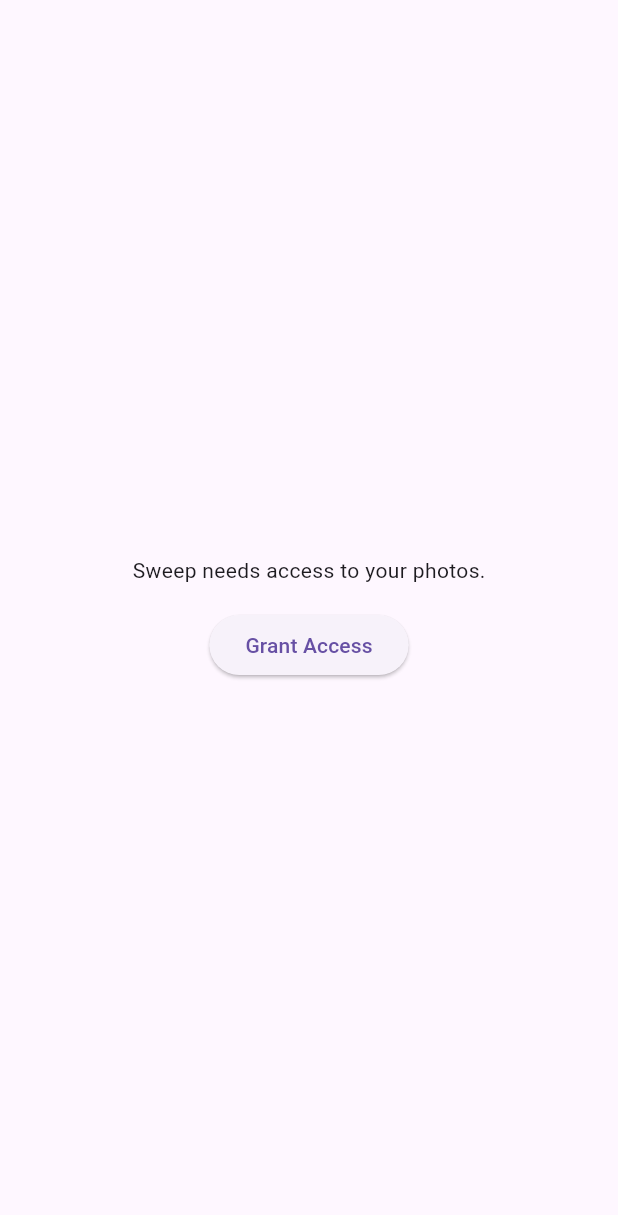
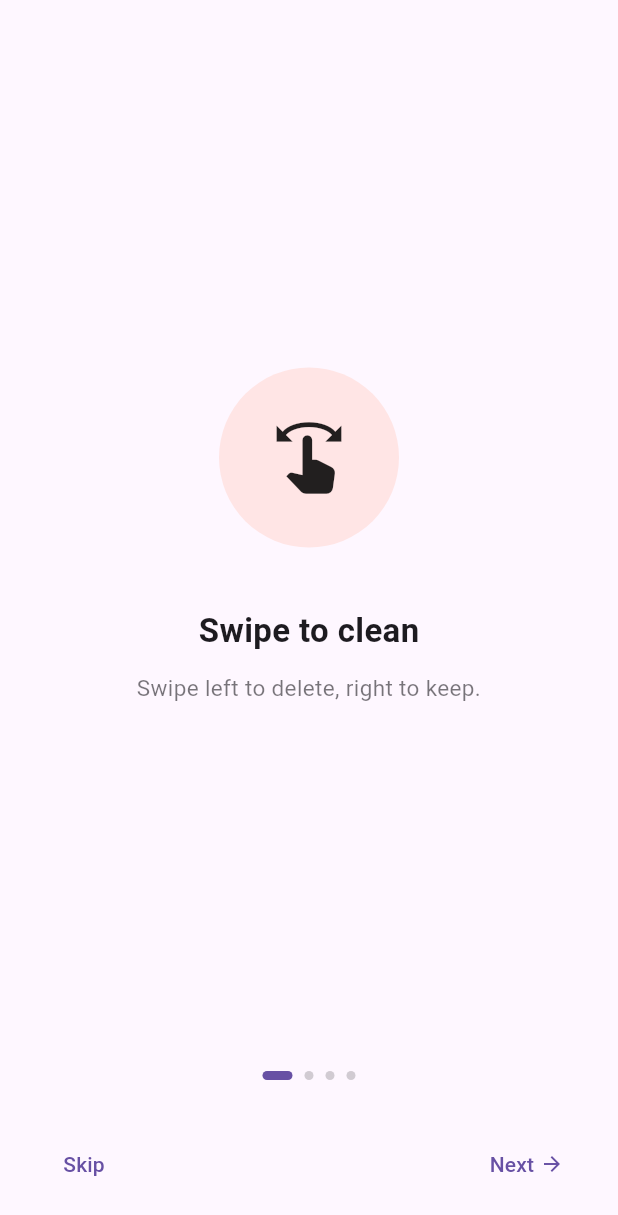
Before and after one commit to Rexaintreal/sweep, a Flutter app: the screen it shows after launch, on a phone screen of 412 x 824 dp. Shown: the top 1215 px of the screen. Run offline on Flutter 3.47's test engine with Material 3 defaults, Android fonts, the phone set to English and light mode, and no system bars; our stand-ins replace flutter_card_swiper, shared_preferences; missing offline and left inert: photo_manager, photo_manager_image_provider.

Commit message:
Added onboarding pages with steps and guide with shared_preferences

```diff
--- a/lib/main.dart
+++ b/lib/main.dart
@@ -1,5 +1,7 @@
 import 'package:flutter/material.dart';
+import 'package:shared_preferences/shared_preferences.dart';
 import 'home_screen.dart';
+import 'onboarding_screen.dart';
 
 void main() {
   runApp(const SweepApp());
@@ -16,7 +18,14 @@ class SweepApp extends StatelessWidget {
       theme: ThemeData.light(useMaterial3: true),
       darkTheme: ThemeData.dark(useMaterial3: true),
       themeMode: ThemeMode.system,
-      home: const HomeScreen(),
+      home: FutureBuilder<SharedPreferences>(
+        future: SharedPreferences.getInstance(),
+        builder: (context, snapshot) {
+          if (!snapshot.hasData) return const SizedBox.shrink();
+          final done = snapshot.data!.getBool('onboarding_done') ?? false;
+          return done ? const HomeScreen() : const OnboardingScreen();
+        },
+      ),
     );
   }
 }
--- /dev/null
+++ b/lib/onboarding_screen.dart
@@ -0,0 +1,201 @@
+import 'package:flutter/material.dart';
+import 'package:shared_preferences/shared_preferences.dart';
+import 'home_screen.dart';
+
+class OnboardingScreen extends StatefulWidget {
+  const OnboardingScreen({super.key});
+
+  @override
+  State<OnboardingScreen> createState() => _OnboardingScreenState();
+}
+
+class _OnboardingScreenState extends State<OnboardingScreen> {
+  final PageController _pageController = PageController();
+  int _currentPage = 0;
+
+  final List<_OnboardingPage> _pages = [
+    _OnboardingPage(
+      title: 'Swipe to clean',
+      subtitle: 'Swipe left to delete, right to keep.',
+      icon: Icons.swipe,
+      color: Color(0xFFFFE5E5),
+    ),
+    _OnboardingPage(
+      title: 'Group by month',
+      subtitle: 'Your photos organized month by month.',
+      icon: Icons.calendar_month_outlined,
+      color: Color(0xFFE5F0FF),
+    ),
+    _OnboardingPage(
+      title: 'Sort your way',
+      subtitle: 'Start with the newest or largest files first.',
+      icon: Icons.sort,
+      color: Color(0xFFFFF8E5),
+    ),
+    _OnboardingPage(
+      title: 'Private & offline',
+      subtitle: 'Your photos never leave your device.',
+      icon: Icons.shield_outlined,
+      color: Color(0xFFE5FFE9),
+    ),
+  ];
+
+  void _next() {
+    if (_currentPage < _pages.length - 1) {
+      _pageController.nextPage(
+        duration: const Duration(milliseconds: 300),
+        curve: Curves.easeInOut,
+      );
+    } else {
+      _finish();
+    }
+  }
+
+  void _skip() {
+    _finish();
+  }
+
+  Future<void> _finish() async {
+    final prefs = await SharedPreferences.getInstance();
+    await prefs.setBool('onboarding_done', true);
+    if (!mounted) return;
+    Navigator.of(context).pushReplacement(
+      MaterialPageRoute(builder: (_) => const HomeScreen()),
+    );
+  }
+
+  @override
+  void dispose() {
+    _pageController.dispose();
+    super.dispose();
+  }
+
+  @override
+  Widget build(BuildContext context) {
+    final bool isLast = _currentPage == _pages.length - 1;
+
+    return Scaffold(
+      body: SafeArea(
+        child: Column(
+          children: [
+            Expanded(
+              child: PageView.builder(
+                controller: _pageController,
+                onPageChanged: (i) => setState(() => _currentPage = i),
+                itemCount: _pages.length,
+                itemBuilder: (context, index) {
+                  final page = _pages[index];
+                  return Padding(
+                    padding: const EdgeInsets.symmetric(horizontal: 32),
+                    child: Column(
+                      mainAxisAlignment: MainAxisAlignment.center,
+                      children: [
+                        Container(
+                          width: 120,
+                          height: 120,
+                          decoration: BoxDecoration(
+                            color: page.color,
+                            shape: BoxShape.circle,
+                          ),
+                          child: Icon(page.icon, size: 52),
+                        ),
+                        const SizedBox(height: 40),
+                        Text(
+                          page.title,
+                          style: const TextStyle(
+                            fontSize: 22,
+                            fontWeight: FontWeight.w600,
+                          ),
+                        ),
+                        const SizedBox(height: 12),
+                        Text(
+                          page.subtitle,
+                          textAlign: TextAlign.center,
+                          style: TextStyle(
+                            fontSize: 15,
+                            color: Theme.of(context)
+                                .colorScheme
+                                .onSurface
+                                // ignore: deprecated_member_use
+                                .withOpacity(0.6),
+                          ),
+                        ),
+                      ],
+                    ),
+                  );
+                },
+              ),
+            ),
+            Row(
+              mainAxisAlignment: MainAxisAlignment.center,
+              children: List.generate(_pages.length, (i) {
+                return AnimatedContainer(
+                  duration: const Duration(milliseconds: 200),
+                  margin: const EdgeInsets.symmetric(horizontal: 4),
+                  width: _currentPage == i ? 20 : 6,
+                  height: 6,
+                  decoration: BoxDecoration(
+                    color: _currentPage == i
+                        ? Theme.of(context).colorScheme.primary
+                        : Theme.of(context)
+                            .colorScheme
+                            .onSurface
+                            // ignore: deprecated_member_use
+                            .withOpacity(0.2),
+                    borderRadius: BorderRadius.circular(3),
+                  ),
+                );
+              }),
+            ),
+            const SizedBox(height: 32),
+            Padding(
+              padding: const EdgeInsets.symmetric(horizontal: 24),
+              child: isLast
+                  ? SizedBox(
+                      width: double.infinity,
+                      child: FilledButton(
+                        onPressed: _finish,
+                        child: const Text('Get started'),
+                      ),
+                    )
+                  : Row(
+                      mainAxisAlignment: MainAxisAlignment.spaceBetween,
+                      children: [
+                        TextButton(
+                          onPressed: _skip,
+                          child: const Text('Skip'),
+                        ),
+                        TextButton(
+                          onPressed: _next,
+                          child: const Row(
+                            children: [
+                              Text('Next'),
+                              SizedBox(width: 4),
+                              Icon(Icons.arrow_forward, size: 16),
+                            ],
+                          ),
+                        ),
+                      ],
+                    ),
+            ),
+            const SizedBox(height: 24),
+          ],
+        ),
+      ),
+    );
+  }
+}
+
+class _OnboardingPage {
+  final String title;
+  final String subtitle;
+  final IconData icon;
+  final Color color;
+
+  const _OnboardingPage({
+    required this.title,
+    required this.subtitle,
+    required this.icon,
+    required this.color,
+  });
+}
--- a/pubspec.yaml
+++ b/pubspec.yaml
@@ -31,6 +31,7 @@ dependencies:
   photo_manager: ^3.6.0
   flutter_card_swiper: ^7.0.1
   photo_manager_image_provider: ^2.1.1
+  shared_preferences: ^2.3.2
   flutter:
     sdk: flutter
 
```
Also changed, not shown: pubspec.lock.
